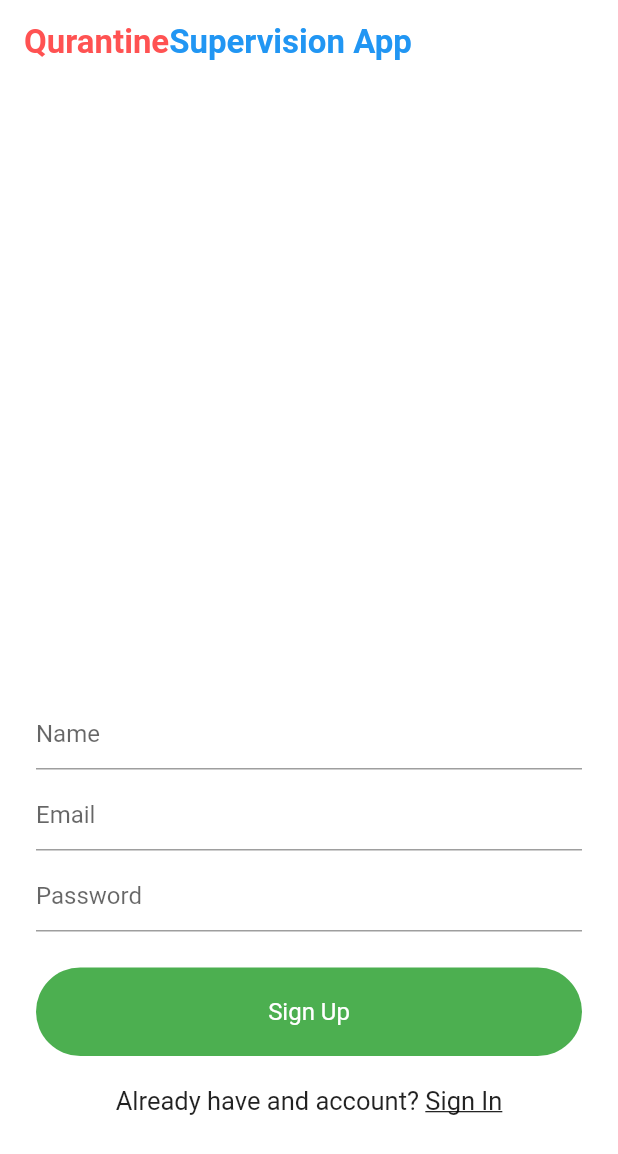
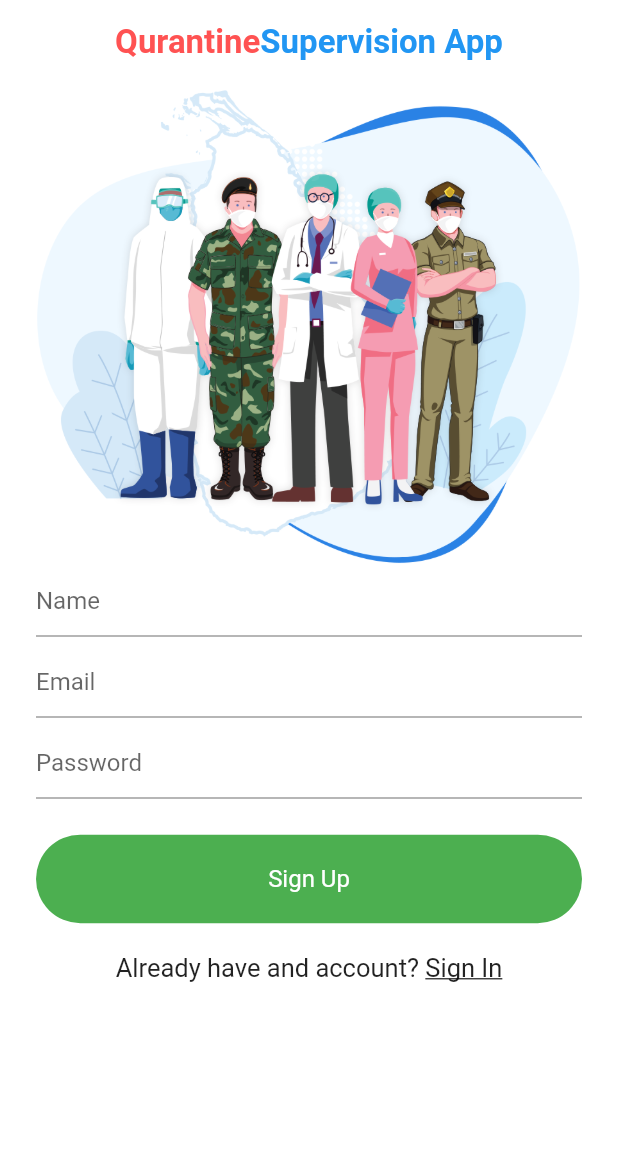
Before and after one commit to DiliniP/Qurantine-App, a Flutter app: the screen it shows after launch, after a tap on "Sign Up", on a phone screen of 412 x 824 dp. Shown: the top 1154 px of the screen. Run offline on Flutter 3.47's test engine with Material 2 defaults, Android fonts, the phone set to English and light mode, and no system bars; our stand-ins replace cloud_firestore, firebase_auth, shared_preferences; accounts and stored records are empty.

Commit message:
Without Map final app

```diff
--- a/lib/views/signin.dart
+++ b/lib/views/signin.dart
@@ -65,18 +65,26 @@ class _SignInState extends State<SignIn> {
       ),
       body: isLoading ? Container(
         child: CircularProgressIndicator(),
-      ) : Form(
+      ) : SingleChildScrollView(
+        child: Form(
 key: _formKey,
           child: Container(
             padding: EdgeInsets.symmetric(horizontal: 24),
             child: Column(
               children: [
-              Spacer(),
+                Container(
+                  height: 400.0,
+                  child: Image(
+                    image: AssetImage("images/logo_avatar.jpg"),
+                    fit: BoxFit.contain,
+                  ),
+                ),
                 TextFormField(
+
                   validator: (val) {
                     return val.isEmpty ? "Enter valid email " : null;
                   },
-                decoration: InputDecoration(hintText: "Email"),
+                  decoration: InputDecoration(hintText: "Email",),
                   onChanged: (val) {
                     email = val;
                   },
@@ -142,6 +150,7 @@ key: _formKey,
             ),
           ),
         ),
+      ),
     );
   }
 }
--- a/lib/views/signup.dart
+++ b/lib/views/signup.dart
@@ -66,9 +66,14 @@ class _SignUpState extends State<SignUp> {
             ? Container(
                 child: Center(child: CircularProgressIndicator()),
               )
-            : Column(
+            : SingleChildScrollView(
+              child: Column(
                   children: [
-                  Spacer(),
+                    Container(
+                      child: Image(
+                        image: AssetImage('images/main_image.png'),
+                      ),
+                    ),
                     Form(
                       key: _formKey,
                       child: Container(
@@ -163,6 +168,7 @@ class _SignUpState extends State<SignUp> {
                   ],
                 ),
             ),
+      ),
     );
   }
 }
--- a/lib/widget/widget.dart
+++ b/lib/widget/widget.dart
@@ -3,7 +3,8 @@ import 'package:flutter/material.dart';
 class AppLogo extends StatelessWidget {
   @override
   Widget build(BuildContext context) {
-    return RichText(
+    return Center(
+      child: RichText(
         text: TextSpan(
           style: TextStyle(
               fontSize: 22
@@ -15,6 +16,7 @@ class AppLogo extends StatelessWidget {
                 , color: Colors.blue)),
           ],
         ),
+      ),
     );
   }
 }
```
Also changed, not shown: lib/views/home.dart (+21 -0 lines), pubspec.yaml (+4 -3 lines), images/logo_avatar.jpg (added), images/main_image.png (added), images/register_avatar.jpg (added). Lines whose indentation alone changed are shown as unchanged.
